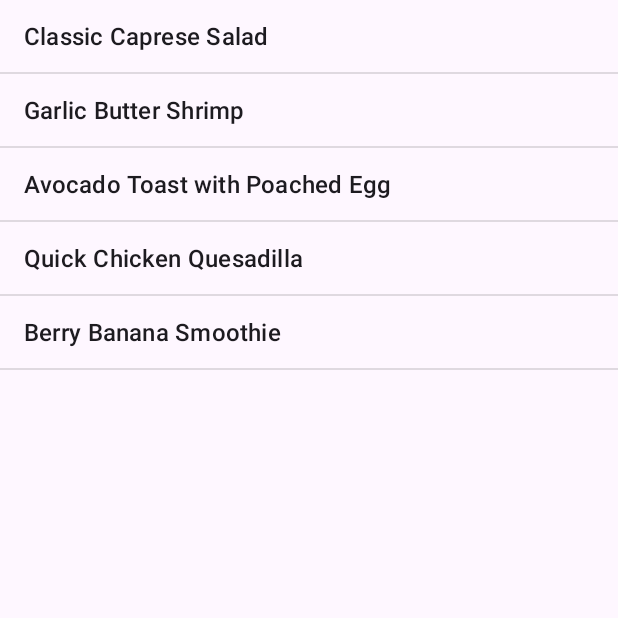
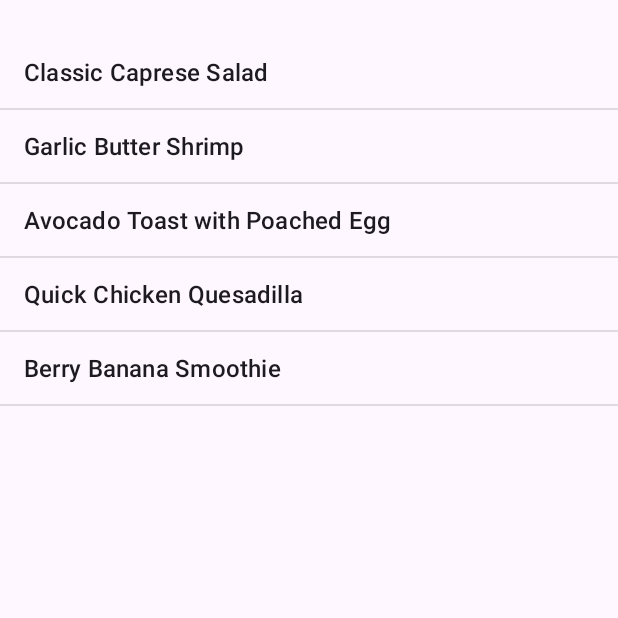
Before and after one commit to AqulineBenny/UbiquitousComputing_Lab4, an Android app: the screen it shows after launch (MainActivity), on a phone screen of 412 x 824 dp, the top half of it. Run offline under Robolectric (Android 15) with nearby library versions, the phone set to English and light mode, and no system bars.

Commit message:
Add top padding to fragment_recipe_list layout
Added top padding to the fragment layout.

```diff
--- a/app/src/main/res/layout/fragment_recipe_list.xml
+++ b/app/src/main/res/layout/fragment_recipe_list.xml
@@ -2,7 +2,8 @@
 <LinearLayout xmlns:android="http://schemas.android.com/apk/res/android"
     android:layout_width="match_parent"
     android:layout_height="match_parent"
-    android:orientation="vertical">
+    android:orientation="vertical"
+     android:paddingTop="24dp">
 
     <ListView
         android:id="@+id/listRecipes"
```
